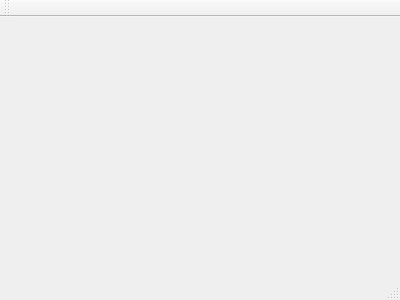
Qt form mainwindow.ui (Nerwin/visual-vision) before a commit.
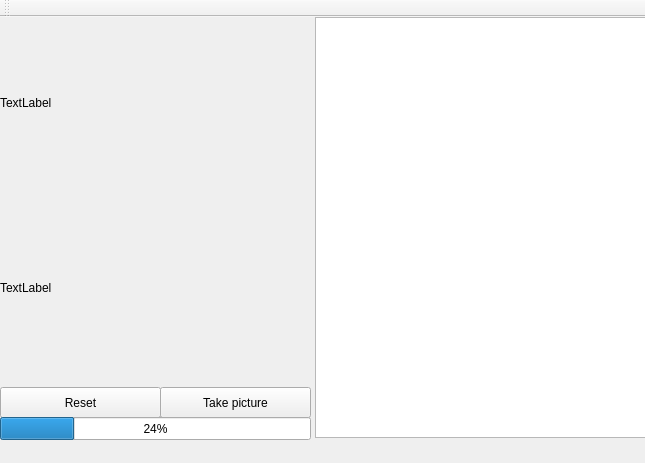
The same form after that commit.

Commit message: Ajout de début de l'IHM

```diff
--- a/mainwindow.ui
+++ b/mainwindow.ui
@@ -1,24 +1,114 @@
 <ui version="4.0">
  <class>MainWindow</class>
- <widget class="QMainWindow" name="MainWindow" >
-  <property name="geometry" >
+ <widget class="QMainWindow" name="MainWindow">
+  <property name="geometry">
    <rect>
     <x>0</x>
     <y>0</y>
-    <width>400</width>
-    <height>300</height>
+    <width>645</width>
+    <height>463</height>
    </rect>
   </property>
   <property name="windowTitle" >
    <string>MainWindow</string>
   </property>
-  <widget class="QMenuBar" name="menuBar" />
-  <widget class="QToolBar" name="mainToolBar" />
-  <widget class="QWidget" name="centralWidget" />
-  <widget class="QStatusBar" name="statusBar" />
+  <widget class="QWidget" name="centralWidget">
+   <widget class="QPushButton" name="takePicture_button">
+    <property name="geometry">
+     <rect>
+      <x>160</x>
+      <y>370</y>
+      <width>151</width>
+      <height>31</height>
+     </rect>
+    </property>
+    <property name="text">
+     <string>Take picture</string>
+    </property>
+   </widget>
+   <widget class="QPushButton" name="reset_button">
+    <property name="geometry">
+     <rect>
+      <x>0</x>
+      <y>370</y>
+      <width>161</width>
+      <height>31</height>
+     </rect>
+    </property>
+    <property name="text">
+     <string>Reset</string>
+    </property>
+   </widget>
+   <widget class="QListView" name="personne_listView">
+    <property name="geometry">
+     <rect>
+      <x>315</x>
+      <y>0</y>
+      <width>331</width>
+      <height>421</height>
+     </rect>
+    </property>
+   </widget>
+   <widget class="QProgressBar" name="progressBar">
+    <property name="geometry">
+     <rect>
+      <x>0</x>
+      <y>400</y>
+      <width>311</width>
+      <height>23</height>
+     </rect>
+    </property>
+    <property name="value">
+     <number>24</number>
+    </property>
+   </widget>
+   <widget class="QLabel" name="label">
+    <property name="geometry">
+     <rect>
+      <x>0</x>
+      <y>0</y>
+      <width>311</width>
+      <height>171</height>
+     </rect>
+    </property>
+    <property name="text">
+     <string>TextLabel</string>
+    </property>
+   </widget>
+   <widget class="QLabel" name="label_2">
+    <property name="geometry">
+     <rect>
+      <x>0</x>
+      <y>170</y>
+      <width>311</width>
+      <height>201</height>
+     </rect>
+    </property>
+    <property name="text">
+     <string>TextLabel</string>
+    </property>
+   </widget>
+  </widget>
+  <widget class="QMenuBar" name="menuBar">
+   <property name="geometry">
+    <rect>
+     <x>0</x>
+     <y>0</y>
+     <width>645</width>
+     <height>27</height>
+    </rect>
+   </property>
+  </widget>
+  <widget class="QToolBar" name="mainToolBar">
+   <attribute name="toolBarArea">
+    <enum>TopToolBarArea</enum>
+   </attribute>
+   <attribute name="toolBarBreak">
+    <bool>false</bool>
+   </attribute>
+  </widget>
  </widget>
- <layoutDefault spacing="6" margin="11" />
- <pixmapfunction></pixmapfunction>
+ <layoutdefault spacing="6" margin="11"/>
  <resources/>
  <connections/>
 </ui>
```
Left out of the diff: 3 changed lines with no effect on the pictures.
